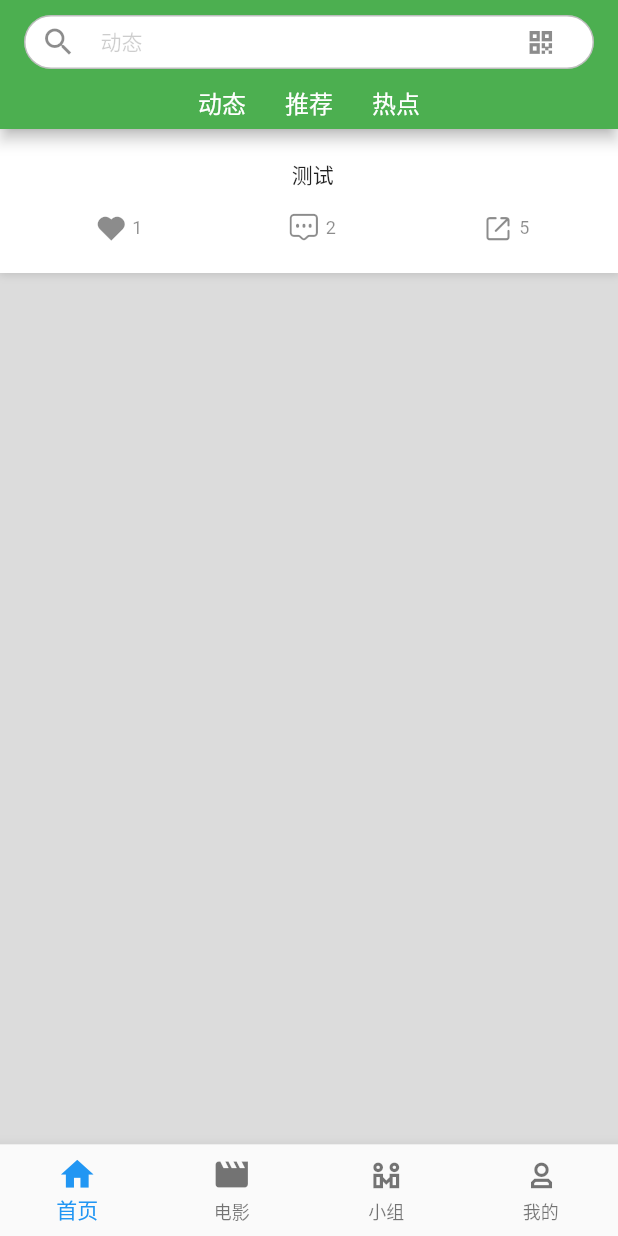
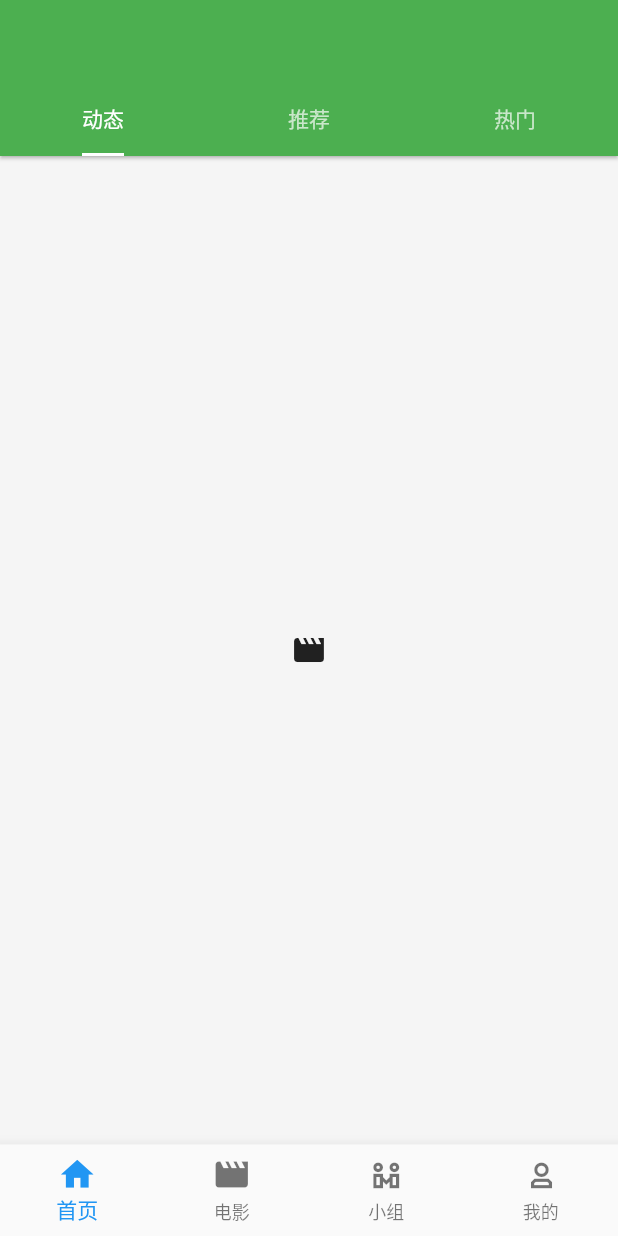
Before and after one commit to ERROR-LWEI/movie, a Flutter app: the screen it shows after launch, on a phone screen of 412 x 824 dp. Run offline on Flutter 3.47's test engine with Material 2 defaults, Android fonts, the phone set to English and light mode, and no system bars; generated files the repository leaves out were written again.

Commit message:
2019-6-1

```diff
--- a/lib/main.dart
+++ b/lib/main.dart
@@ -1,8 +1,5 @@
 import 'package:flutter/material.dart';
-import 'package:movie/pages/home/Home.dart';
-import 'package:movie/pages/InitialPage.dart';
-//import 'package:movie/components/search/SearchFiled.dart';
-// import 'package:english_words/english_words.dart';
+import 'package:movie/widget/Layout.dart';
 
 void main() => runApp(MyApp());
 
@@ -12,10 +9,11 @@ class MyApp extends StatelessWidget {
   Widget build (BuildContext context) {
 
     return new MaterialApp(
+      debugShowCheckedModeBanner: false,
       theme: new ThemeData(
         primaryColor: Colors.green,
       ),
-      home:new InitialPage(),
+      home:new Layout(),
     );
   }
 }
--- /dev/null
+++ b/lib/widget/Layout.dart
@@ -0,0 +1,59 @@
+import 'package:flutter/material.dart';
+import 'package:movie/widget/home.dart';
+
+class Layout extends StatefulWidget {
+  @override
+  LayoutState createState() => LayoutState();
+}
+
+class LayoutState extends State<Layout> with SingleTickerProviderStateMixin {
+  // 当前页面
+  int pageIndex = 0;
+
+  @override
+  void initState() {
+    super.initState();
+  }
+
+  @override void dispose() {
+    // TODO: implement dispose
+    super.dispose();
+  }
+
+  void onTap(int index) {
+    setState(() {
+      pageIndex = index;
+    });
+  }
+
+  @override
+  Widget build(BuildContext context) {
+    return new Scaffold(
+      appBar: null,
+      body: Home(),
+      bottomNavigationBar: new BottomNavigationBar(
+        type: BottomNavigationBarType.fixed,
+        currentIndex: pageIndex,
+        onTap: onTap,
+        items: [
+          new BottomNavigationBarItem(
+            icon: new Icon(Icons.home, size: 26.0),
+            title: new Text("首页"),
+          ),
+          new BottomNavigationBarItem(
+            icon: new Icon(Icons.movie, size: 26.0),
+            title: new Text("电影"),
+          ),
+          new BottomNavigationBarItem(
+            icon: new Icon(IconData(0xebe9, fontFamily: 'iconFont'), size: 26.0),
+            title: new Text("小组"),
+          ),
+          new BottomNavigationBarItem(
+            icon: new Icon(IconData(0xeba3, fontFamily: 'iconFont'), size: 26.0),
+            title: new Text("我的")
+          )
+        ],
+      ),
+    );
+  }
+}
--- /dev/null
+++ b/lib/widget/home.dart
@@ -0,0 +1,40 @@
+import 'package:flutter/material.dart';
+
+
+class Home extends StatefulWidget {
+  @override
+  HomeState createState() {
+    return HomeState();
+  }
+}
+
+class HomeState extends State<Home> with SingleTickerProviderStateMixin {
+  @override
+  Widget build(BuildContext context) {
+    return DefaultTabController(
+      length: 3,
+      child: Scaffold(
+        backgroundColor: Colors.grey[100],
+        appBar: AppBar(
+          elevation: 1,
+          bottom: TabBar(
+            indicatorSize: TabBarIndicatorSize.label,
+            indicatorColor: Colors.white,
+            tabs: <Widget>[
+              Tab(child: Text("动态"),),
+              Tab(child: Text("推荐"),),
+              Tab(child: Text("热门"),),
+            ],
+          ),
+        ),
+        body: TabBarView(
+          children: <Widget>[
+            Icon(Icons.movie),
+            Icon(Icons.nature),
+            Icon(Icons.navigation),
+          ],
+        )
+      ),
+    );
+  }
+}
```
Also changed, not shown: lib/DTO/dynamic.dart (deleted, +0 -37 lines), lib/main-2.dart (deleted, +0 -118 lines), pubspec.lock, 1 other file.
